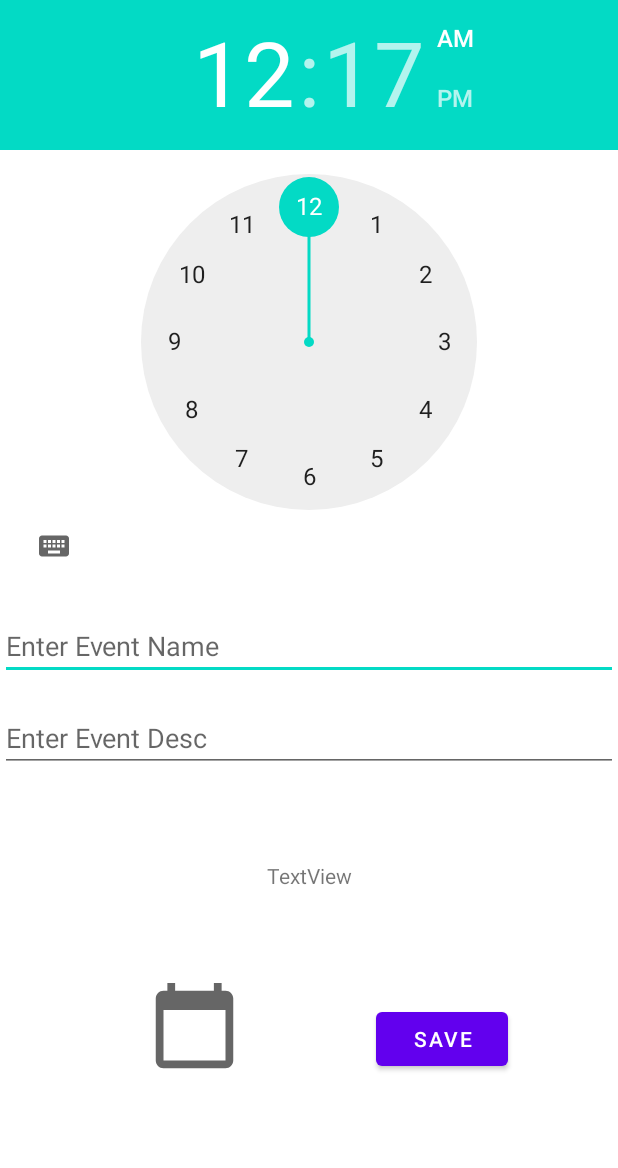
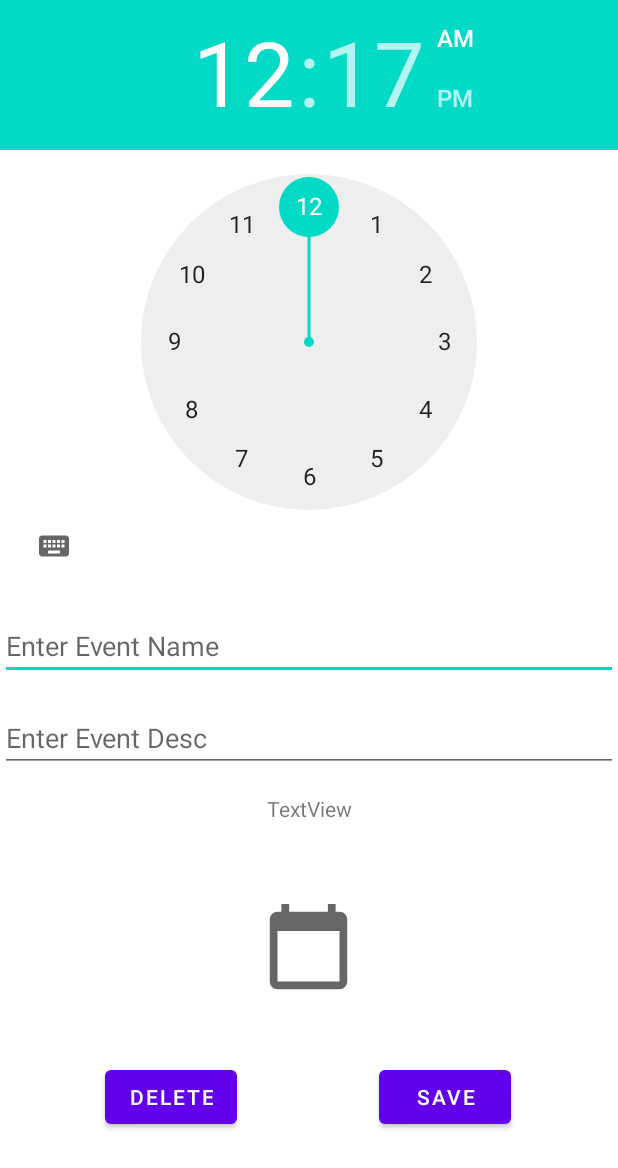
Before and after one commit to AbdullaAmeen/OnsitesTask2_appdev_delta, an Android app: the layout activity_event.xml on its own in the app's theme, with its tools: preview values and no code run, on a phone screen of 412 x 824 dp. Shown: the top 1168 px of the screen. Run offline under Robolectric (Android 15) with nearby library versions, the phone set to English and light mode, and no system bars.

```diff
--- a/app/build.gradle
+++ b/app/build.gradle
@@ -37,4 +37,5 @@ dependencies {
     androidTestImplementation 'androidx.test.ext:junit:1.1.3'
     androidTestImplementation 'androidx.test.espresso:espresso-core:3.4.0'
     implementation 'com.google.code.gson:gson:2.8.8'
+    implementation "androidx.core:core:1.6.0"
 }
--- a/app/src/main/AndroidManifest.xml
+++ b/app/src/main/AndroidManifest.xml
@@ -17,6 +17,7 @@
                 <category android:name="android.intent.category.LAUNCHER" />
             </intent-filter>
         </activity>
+        <receiver android:name=".NotificationManagement"/>
     </application>
 
 </manifest>
--- a/app/src/main/res/layout/activity_event.xml
+++ b/app/src/main/res/layout/activity_event.xml
@@ -49,10 +49,10 @@
         android:layout_height="62dp"
         app:layout_constraintBottom_toBottomOf="parent"
         app:layout_constraintEnd_toEndOf="parent"
-        app:layout_constraintHorizontal_bias="0.261"
+        app:layout_constraintHorizontal_bias="0.498"
         app:layout_constraintStart_toStartOf="parent"
         app:layout_constraintTop_toBottomOf="@+id/et_eventDesc"
-        app:layout_constraintVertical_bias="0.558"
+        app:layout_constraintVertical_bias="0.344"
         app:srcCompat="@drawable/ic_baseline_calendar_today_24"
         tools:ignore="VectorDrawableCompat" />
 
@@ -63,8 +63,10 @@
         android:text="TextView"
         app:layout_constraintBottom_toTopOf="@+id/iv_date"
         app:layout_constraintEnd_toEndOf="parent"
+        app:layout_constraintHorizontal_bias="0.501"
         app:layout_constraintStart_toStartOf="parent"
-        app:layout_constraintTop_toBottomOf="@+id/et_eventDesc" />
+        app:layout_constraintTop_toBottomOf="@+id/et_eventDesc"
+        app:layout_constraintVertical_bias="0.223" />
 
     <Button
         android:id="@+id/bt_save"
@@ -73,8 +75,21 @@
         android:text="Save"
         app:layout_constraintBottom_toBottomOf="parent"
         app:layout_constraintEnd_toEndOf="parent"
+        app:layout_constraintHorizontal_bias="0.0"
         app:layout_constraintStart_toEndOf="@+id/iv_date"
         app:layout_constraintTop_toBottomOf="@+id/tv_timeanddate"
-        app:layout_constraintVertical_bias="0.413" />
+        app:layout_constraintVertical_bias="0.697" />
+
+    <Button
+        android:id="@+id/bt_delete"
+        android:layout_width="wrap_content"
+        android:layout_height="wrap_content"
+        android:text="Delete"
+        app:layout_constraintBottom_toBottomOf="parent"
+        app:layout_constraintEnd_toStartOf="@+id/bt_save"
+        app:layout_constraintHorizontal_bias="0.426"
+        app:layout_constraintStart_toStartOf="parent"
+        app:layout_constraintTop_toBottomOf="@+id/tv_timeanddate"
+        app:layout_constraintVertical_bias="0.697" />
 
 </androidx.constraintlayout.widget.ConstraintLayout>
--- a/app/src/main/res/values-night/themes.xml
+++ b/app/src/main/res/values-night/themes.xml
@@ -12,7 +12,7 @@
         <!-- Status bar color. -->
         <item name="android:statusBarColor" tools:targetApi="l">?attr/colorPrimaryVariant</item>
         <!-- Customize your theme here. -->
-        <item name="android:color">@color/purple_200</item>
+        <item name="android:color">@color/purple_100</item>
 
     </style>
 </resources>
--- a/app/src/main/res/values/themes.xml
+++ b/app/src/main/res/values/themes.xml
@@ -12,6 +12,6 @@
         <!-- Status bar color. -->
         <item name="android:statusBarColor" tools:targetApi="l">?attr/colorPrimaryVariant</item>
         <!-- Customize your theme here. -->
-        <item name="android:color">@color/purple_200</item>
+        <item name="android:color">@color/purple_100</item>
     </style>
 </resources>
```
Also changed, not shown: app/src/main/java/com/example/eventscheduler/EventActivity.java (+99 -13 lines), app/src/main/java/com/example/eventscheduler/MainActivity.java (+21 -6 lines), app/src/main/java/com/example/eventscheduler/NotificationHelper.java (added, +48 -0 lines), app/src/main/java/com/example/eventscheduler/NotificationManagement.java (added, +22 -0 lines), app/src/main/java/com/example/eventscheduler/RecyclerAdapter.java (+5 -3 lines), app/src/main/res/layout/layout_item_list.xml (+4 -14 lines).
